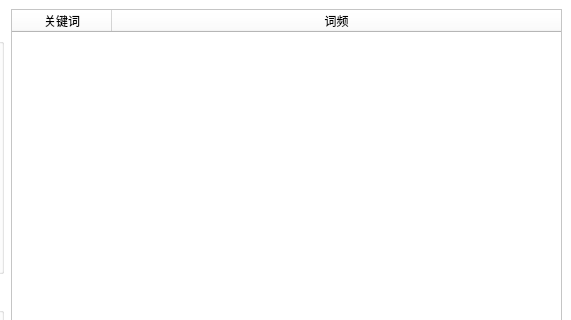
Qt form UI/ui_win.ui (GenjiLuo/Qword) before a commit; both pictures show x 414 to 985 and y 0 to 320 of the 985 by 620 pixel window.
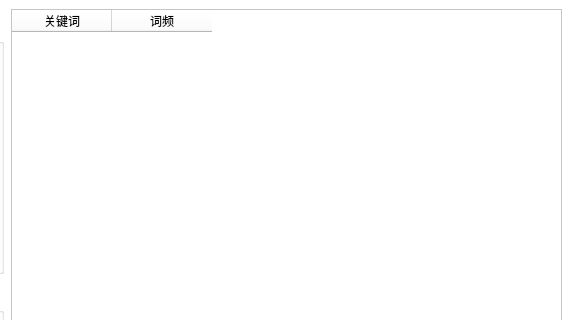
The same form after that commit. Icons and pictures are not drawn.

```diff
--- a/UI/ui_win.ui
+++ b/UI/ui_win.ui
@@ -732,6 +732,12 @@
     <bool>false</bool>
    </attribute>
    <attribute name="horizontalHeaderStretchLastSection">
+    <bool>false</bool>
+   </attribute>
+   <attribute name="verticalHeaderVisible">
+    <bool>true</bool>
+   </attribute>
+   <attribute name="verticalHeaderHighlightSections">
     <bool>true</bool>
    </attribute>
    <column>
```
